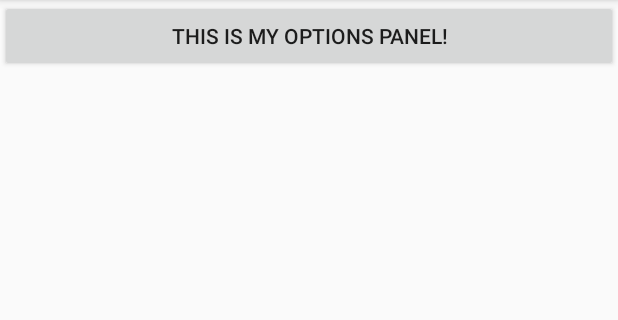
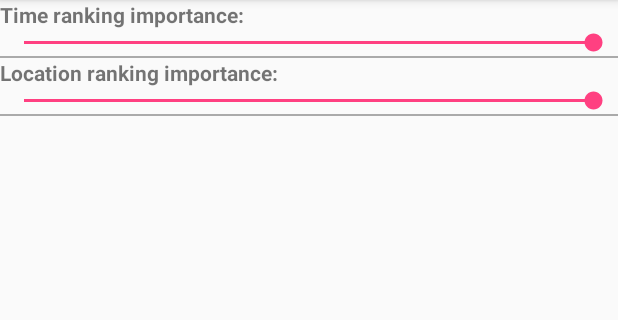
Before and after one commit to mamysa/LifeSoundtrack, an Android app: the SettingsActivity screen opened directly, with no data from a screen before it, on a phone screen of 412 x 824 dp, the part 84-404 px from its top. Run offline under Robolectric (Android 15) with nearby library versions, the phone set to English and light mode, and no system bars.

Commit message:
implementing settings 1

```diff
--- /dev/null
+++ b/app/src/main/java/ch/usi/inf/gabrialex/datastructures/RankWeightPreferences.java
@@ -0,0 +1,60 @@
+package ch.usi.inf.gabrialex.datastructures;
+
+import android.content.Context;
+import android.util.Log;
+
+import java.io.BufferedReader;
+import java.io.File;
+import java.io.FileNotFoundException;
+import java.io.FileReader;
+import java.io.FileWriter;
+import java.io.IOException;
+
+/**
+ * Created by alex on 15.12.17.
+ */
+
+public class RankWeightPreferences {
+    // importance parameters are in [0,1] range.
+    public static final double IMPORTANCE_MIN = 0.0;
+    public static final double IMPORTANCE_MAX = 1.0;
+
+    public static double IMPORTANCE_TIME = 1.0;
+    public static double IMPORTANCE_LOCATION = 1.0;
+    public static double IMPORTANCE_WEATHER = 1.0;
+
+    private static final String WEIGHT_PREFS_FILENAME = "weight_prefs.txt";
+
+    static public void readPreferences(Context context) {
+        File file = new File(context.getFilesDir(), WEIGHT_PREFS_FILENAME);
+
+        try {
+            BufferedReader reader = new BufferedReader(new FileReader(file));
+            IMPORTANCE_TIME = Double.parseDouble(reader.readLine().trim());
+            IMPORTANCE_LOCATION = Double.parseDouble(reader.readLine().trim());
+            IMPORTANCE_WEATHER = Double.parseDouble(reader.readLine().trim());
+            reader.close();
+        }
+        catch (FileNotFoundException ex) {
+            Log.i("readRankWeightPrefs", "could not locate files, creating file");
+            writePreferences(context);
+        }
+        catch (IOException ex) {
+            Log.e("readRankWeightPrefs", "IOException");
+        }
+    }
+
+    static public void writePreferences(Context context) {
+        File file = new File(context.getFilesDir(), WEIGHT_PREFS_FILENAME);
+        try {
+            FileWriter fileWriter = new FileWriter(file, false);
+            fileWriter.write(IMPORTANCE_TIME + "\n");
+            fileWriter.write(IMPORTANCE_LOCATION + "\n");
+            fileWriter.write(IMPORTANCE_WEATHER + "\n");
+            fileWriter.close();
+        }
+        catch (IOException ex) {
+            Log.e("writeRankWeightPrefs", "IOException");
+        }
+    }
+}
--- a/app/src/main/java/ch/usi/inf/gabrialex/musicplayer2/SettingsActivity.java
+++ b/app/src/main/java/ch/usi/inf/gabrialex/musicplayer2/SettingsActivity.java
@@ -5,16 +5,92 @@ import android.support.annotation.Nullable;
 import android.support.v4.app.ActivityCompat;
 import android.support.v7.app.AppCompatActivity;
 import android.util.Log;
+import android.widget.SeekBar;
+
+import ch.usi.inf.gabrialex.datastructures.RankWeightPreferences;
 
 /**
  * Created by alex on 17.11.17.
  */
 
 public class SettingsActivity extends AppCompatActivity {
+
+    private boolean settingsChanged = false;
+
     @Override
     protected void onCreate(@Nullable Bundle savedInstanceState) {
         super.onCreate(savedInstanceState);
         setContentView(R.layout.activity_options);
-        Log.d("N", "Hello from options activity");
     }
+
+    /**
+     * Setup seekbar listeners and read weights.
+     */
+    @Override
+    protected void onResume() {
+        super.onResume();
+        RankWeightPreferences.readPreferences(this);
+
+        SeekBar importanceTime = (SeekBar)findViewById(R.id.time_ranking_importance);
+        importanceTime.setOnSeekBarChangeListener(seekbarListener);
+
+        SeekBar importanceLocation = (SeekBar) findViewById(R.id.location_ranking_importance);
+        importanceLocation.setOnSeekBarChangeListener(seekbarListener);
+
+        this.doubleToSeekbar(importanceTime, RankWeightPreferences.IMPORTANCE_TIME, RankWeightPreferences.IMPORTANCE_MIN, RankWeightPreferences.IMPORTANCE_MAX);
+        this.doubleToSeekbar(importanceLocation, RankWeightPreferences.IMPORTANCE_LOCATION, RankWeightPreferences.IMPORTANCE_MIN, RankWeightPreferences.IMPORTANCE_MAX);
+    }
+
+    /**
+     * onPause. Write rank weights to file if any of the settings have changed.
+     */
+    @Override
+    protected void onPause() {
+        super.onPause();
+
+        if (settingsChanged) {
+            SeekBar importanceTime = (SeekBar)findViewById(R.id.time_ranking_importance);
+            SeekBar importanceLocation = (SeekBar) findViewById(R.id.location_ranking_importance);
+
+            RankWeightPreferences.IMPORTANCE_TIME = this.seekbarToDouble(importanceTime, RankWeightPreferences.IMPORTANCE_MIN, RankWeightPreferences.IMPORTANCE_MAX);
+            RankWeightPreferences.IMPORTANCE_LOCATION = this.seekbarToDouble(importanceLocation, RankWeightPreferences.IMPORTANCE_MIN, RankWeightPreferences.IMPORTANCE_MAX);
+
+
+            RankWeightPreferences.writePreferences(this);
+        }
+    }
+
+    /**
+     * Maps seekbar value to a value in range [min,max].
+     * @param seekBar
+     * @param min
+     * @param max
+     * @return
+     */
+    private double seekbarToDouble(SeekBar seekBar, double min, double max) {
+        double frac = (double)seekBar.getProgress() / (double)seekBar.getMax();
+        return (1 - frac) * min + frac * max;
+    }
+
+    private void doubleToSeekbar(SeekBar seekBar, double value, double min, double max) {
+        double frac = (value - min) / (max - min);
+        seekBar.setMax(100);
+        seekBar.setProgress((int)(frac * 100));
+    }
+
+    private SeekBar.OnSeekBarChangeListener seekbarListener = new SeekBar.OnSeekBarChangeListener() {
+        @Override
+        public void onProgressChanged(SeekBar seekBar, int i, boolean b) {
+        }
+
+        @Override
+        public void onStartTrackingTouch(SeekBar seekBar) {
+            settingsChanged = true;
+        }
+
+        @Override
+        public void onStopTrackingTouch(SeekBar seekBar) {
+            settingsChanged = true;
+        }
+    };
 }
--- a/app/src/main/res/layout/activity_options.xml
+++ b/app/src/main/res/layout/activity_options.xml
@@ -4,9 +4,35 @@
     android:layout_height="match_parent">
 
 
-    <Button
-        android:layout_width="match_parent"
-        android:text="This is my options panel!"
+    <TextView
+        android:text="Time ranking importance:"
+        android:textStyle="bold"
+        android:layout_width="fill_parent"
         android:layout_height="wrap_content" />
 
+    <SeekBar
+        android:id="@+id/time_ranking_importance"
+        android:layout_width="fill_parent"
+        android:layout_height="wrap_content" />
+
+    <View
+        android:layout_width="match_parent"
+        android:layout_height="1dp"
+        android:background="@android:color/darker_gray"/>
+
+    <TextView
+        android:text="Location ranking importance:"
+        android:textStyle="bold"
+        android:layout_width="fill_parent"
+        android:layout_height="wrap_content" />
+
+    <SeekBar
+        android:id="@+id/location_ranking_importance"
+        android:layout_width="fill_parent"
+        android:layout_height="wrap_content" />
+    <View
+        android:layout_width="match_parent"
+        android:layout_height="1dp"
+        android:background="@android:color/darker_gray"/>
+
 </LinearLayout>
```
